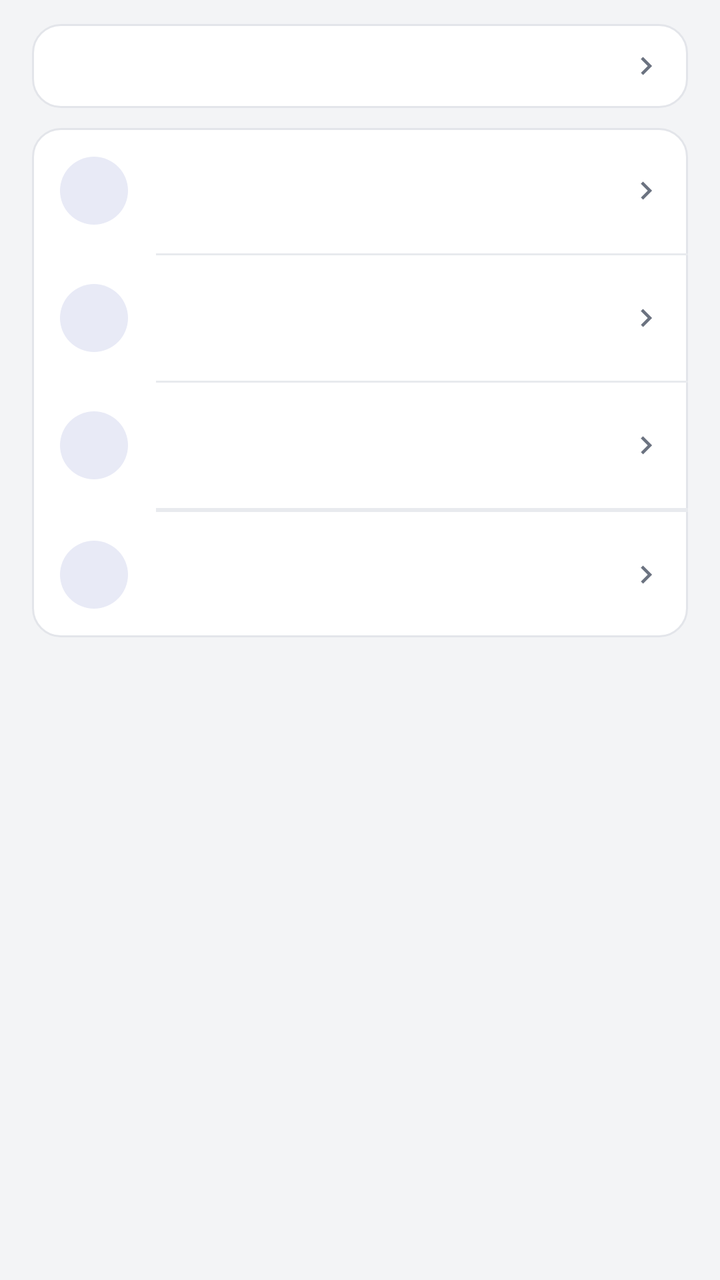
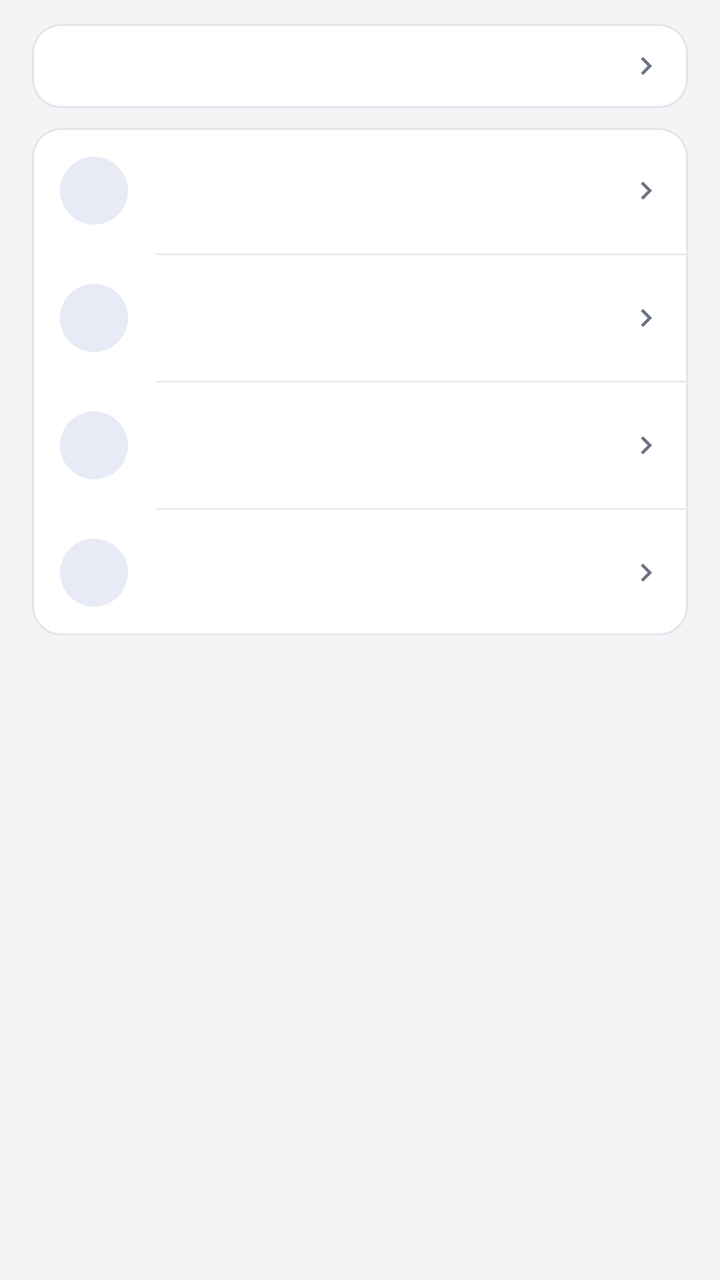

Before-and-after screenshots of an Android layout around one commit, followed by the original layout XML and the change that was made.
<!-- AndroidManifest.xml: activity theme AppTheme -->
<!-- res/layout/activity_main.xml -->
<?xml version="1.0" encoding="utf-8"?>
<ScrollView xmlns:android="http://schemas.android.com/apk/res/android"
    android:id="@+id/root"
    android:layout_width="match_parent"
    android:layout_height="match_parent"
    android:background="@color/bg"
    android:fillViewport="true"
    android:scrollbars="vertical">

    <LinearLayout
        android:layout_width="match_parent"
        android:layout_height="wrap_content"
        android:orientation="vertical">

        
        <LinearLayout
            android:layout_width="match_parent"
            android:layout_height="wrap_content"
            android:orientation="vertical"
            android:paddingStart="@dimen/page_pad"
            android:paddingEnd="@dimen/page_pad"
            android:paddingTop="12dp"
            android:paddingBottom="14dp">

            
            <LinearLayout
                android:id="@+id/status_box"
                android:layout_width="match_parent"
                android:layout_height="wrap_content"
                android:orientation="vertical"
                android:background="@drawable/card_bg_press"
                android:clickable="true"
                android:focusable="false"
                android:paddingStart="14dp"
                android:paddingEnd="12dp"
                android:paddingTop="12dp"
                android:paddingBottom="12dp">

                <LinearLayout
                    android:layout_width="match_parent"
                    android:layout_height="wrap_content"
                    android:orientation="horizontal"
                    android:gravity="center_vertical">

                    <TextView
                        android:id="@+id/status_summary"
                        android:layout_width="0dp"
                        android:layout_height="wrap_content"
                        android:layout_weight="1"
                        android:singleLine="true"
                        android:ellipsize="end"
                        android:textSize="13sp"
                        android:textColor="@color/fg_muted" />

                    <ImageView
                        android:id="@+id/status_chevron"
                        android:layout_width="@dimen/row_chevron"
                        android:layout_height="@dimen/row_chevron"
                        android:layout_marginStart="8dp"
                        android:src="@drawable/ic_chevron"
                        android:tint="@color/fg_muted" />
                </LinearLayout>

                <TextView
                    android:id="@+id/status_detail"
                    android:layout_width="match_parent"
                    android:layout_height="wrap_content"
                    android:paddingTop="8dp"
                    android:textSize="11sp"
                    android:lineSpacingExtra="4dp"
                    android:textColor="@color/fg_muted"
                    android:visibility="gone" />
            </LinearLayout>

            
            <LinearLayout
                android:id="@+id/btn_continue"
                android:layout_width="match_parent"
                android:layout_height="wrap_content"
                android:layout_marginTop="@dimen/card_gap"
                android:orientation="horizontal"
                android:gravity="center_vertical"
                android:background="@drawable/btn_primary"
                android:clickable="true"
                android:focusable="false"
                android:paddingStart="16dp"
                android:paddingEnd="16dp"
                android:paddingTop="14dp"
                android:paddingBottom="14dp"
                android:visibility="gone">

                <ImageView
                    android:layout_width="20dp"
                    android:layout_height="20dp"
                    android:src="@drawable/ic_play"
                    android:tint="@color/on_accent" />

                
                <TextView
                    android:id="@+id/continue_text"
                    android:layout_width="0dp"
                    android:layout_height="wrap_content"
                    android:layout_weight="1"
                    android:layout_marginStart="10dp"
                    android:maxLines="2"
                    android:ellipsize="end"
                    android:textSize="15sp"
                    android:fontFamily="sans-serif-medium"
                    android:textColor="@color/on_accent" />

            </LinearLayout>

            
            <LinearLayout
                android:layout_width="match_parent"
                android:layout_height="wrap_content"
                android:layout_marginTop="@dimen/card_gap"
                android:orientation="vertical"
                android:background="@drawable/card_bg">

                <include
                    android:id="@+id/row_add"
                    layout="@layout/row_action"
                    android:layout_width="match_parent"
                    android:layout_height="wrap_content" />

                <View
                    android:layout_width="match_parent"
                    android:layout_height="1dp"
                    android:layout_marginStart="62dp"
                    android:background="@color/divider" />

                <include
                    android:id="@+id/row_import"
                    layout="@layout/row_action"
                    android:layout_width="match_parent"
                    android:layout_height="wrap_content" />

                <View
                    android:layout_width="match_parent"
                    android:layout_height="1dp"
                    android:layout_marginStart="62dp"
                    android:background="@color/divider" />

                <include
                    android:id="@+id/row_saves"
                    layout="@layout/row_action"
                    android:layout_width="match_parent"
                    android:layout_height="wrap_content" />

                <View
                    android:layout_width="match_parent"
                    android:layout_height="1dp"
                    android:layout_marginStart="62dp"
                    android:background="@color/divider" />

                

                <View
                    android:layout_width="match_parent"
                    android:layout_height="1dp"
                    android:layout_marginStart="62dp"
                    android:background="@color/divider" />

                <include
                    android:id="@+id/row_settings"
                    layout="@layout/row_action"
                    android:layout_width="match_parent"
                    android:layout_height="wrap_content" />
            </LinearLayout>
        </LinearLayout>

        
        <LinearLayout
            android:id="@+id/ver_container"
            android:layout_width="match_parent"
            android:layout_height="wrap_content"
            android:orientation="vertical"
            android:paddingStart="@dimen/page_pad"
            android:paddingEnd="@dimen/page_pad"
            android:paddingBottom="12dp" />

        
        <TextView
            android:id="@+id/ver_empty"
            android:layout_width="match_parent"
            android:layout_height="wrap_content"
            android:padding="28dp"
            android:gravity="center"
            android:textAlignment="center"
            android:textSize="13sp"
            android:lineSpacingExtra="4dp"
            android:textColor="@color/fg_muted" />

        
        <View
            android:layout_width="match_parent"
            android:layout_height="@dimen/page_bottom_space" />
    </LinearLayout>
</ScrollView>
<!-- res/layout/row_action.xml (included above) -->
<?xml version="1.0" encoding="utf-8"?>
<LinearLayout xmlns:android="http://schemas.android.com/apk/res/android"
    android:layout_width="match_parent"
    android:layout_height="wrap_content"
    android:orientation="horizontal"
    android:gravity="center_vertical"
    android:background="?android:attr/selectableItemBackground"
    android:clickable="true"
    android:focusable="false"
    android:paddingStart="14dp"
    android:paddingEnd="12dp"
    android:paddingTop="12dp"
    android:paddingBottom="12dp">

    <FrameLayout
        android:layout_width="@dimen/row_icon_box"
        android:layout_height="@dimen/row_icon_box"
        android:background="@drawable/icon_circle">

        <ImageView
            android:id="@+id/act_icon"
            android:layout_width="@dimen/row_icon"
            android:layout_height="@dimen/row_icon"
            android:layout_gravity="center"
            android:tint="@color/accent" />
    </FrameLayout>

    <LinearLayout
        android:layout_width="0dp"
        android:layout_height="wrap_content"
        android:layout_weight="1"
        android:layout_marginStart="14dp"
        android:orientation="vertical">

        <TextView
            android:id="@+id/act_title"
            android:layout_width="match_parent"
            android:layout_height="wrap_content"
            android:singleLine="true"
            android:ellipsize="end"
            android:textSize="15sp"
            android:textColor="@color/fg" />

        <TextView
            android:id="@+id/act_sub"
            android:layout_width="match_parent"
            android:layout_height="wrap_content"
            android:paddingTop="2dp"
            android:textSize="12sp"
            android:textColor="@color/fg_muted" />
    </LinearLayout>

    <ImageView
        android:layout_width="@dimen/row_chevron"
        android:layout_height="@dimen/row_chevron"
        android:layout_marginStart="8dp"
        android:src="@drawable/ic_chevron"
        android:tint="@color/fg_muted" />
</LinearLayout>
<!-- resources referenced by this layout -->
<resources>
  <color name="accent">#FF3F51B5</color>
  <color name="bg">#FFF3F4F6</color>
  <color name="divider">#FFE8EAEE</color>
  <color name="fg">#FF1A1C1E</color>
  <color name="fg_muted">#FF6B7280</color>
  <color name="on_accent">#FFFFFFFF</color>
  <dimen name="card_gap">10dp</dimen>
  <dimen name="page_bottom_space">24dp</dimen>
  <dimen name="page_pad">16dp</dimen>
  <dimen name="row_chevron">18dp</dimen>
  <dimen name="row_icon">22dp</dimen>
  <dimen name="row_icon_box">34dp</dimen>
  <!-- drawable card_bg (drawable) -->
  <?xml version="1.0" encoding="utf-8"?>
  <shape xmlns:android="http://schemas.android.com/apk/res/android"
      android:shape="rectangle">
      <solid android:color="@color/card" />
      <corners android:radius="14dp" />
      <stroke android:width="1dp" android:color="@color/card_stroke" />
  </shape>
  <!-- drawable ic_chevron (drawable) -->
  <?xml version="1.0" encoding="utf-8"?>
  <vector xmlns:android="http://schemas.android.com/apk/res/android"
      android:width="24dp"
      android:height="24dp"
      android:viewportWidth="24"
      android:viewportHeight="24">
      <path
          android:fillColor="@color/icon_tint"
          android:pathData="M10,6L8.59,7.41 13.17,12l-4.58,4.59L10,18l6,-6z" />
  </vector>
  <!-- drawable ic_play (drawable) -->
  <?xml version="1.0" encoding="utf-8"?>
  <vector xmlns:android="http://schemas.android.com/apk/res/android"
      android:width="24dp"
      android:height="24dp"
      android:viewportWidth="24"
      android:viewportHeight="24">
      <path
          android:fillColor="@color/icon_tint"
          android:pathData="M8,5v14l11,-7z" />
  </vector>
  <!-- drawable icon_circle (drawable) -->
  <?xml version="1.0" encoding="utf-8"?>
  <shape xmlns:android="http://schemas.android.com/apk/res/android"
      android:shape="oval">
      <solid android:color="@color/accent_soft" />
  </shape>
  <color name="accent_press">#FF303F9F</color>
  <color name="card">#FFFFFFFF</color>
  <color name="card_stroke">#FFE3E5EA</color>
  <color name="card_press">#FFEFF1F5</color>
  <color name="icon_tint">#FF5F6368</color>
  <color name="accent_soft">#FFE8EAF6</color>
  <color name="appbar">#FF3F51B5</color>
  <color name="statusbar">#FF303F9F</color>
  <style name="AppBarStyle" parent="android:Widget.Material.ActionBar.Solid">
          <item name="android:background">@color/appbar</item>
          
          <item name="android:elevation">0dp</item>
          
          <item name="android:contentInsetStart">16dp</item>
          <item name="android:titleTextStyle">@style/AppBarTitle</item>
      </style>
  <style name="AppDialogTheme" parent="android:Theme.Material.Light.Dialog.Alert">
          <item name="android:windowBackground">@drawable/dlg_bg</item>
          <item name="android:colorAccent">@color/accent</item>
          <item name="android:textColorPrimary">@color/fg</item>
          <item name="android:textColorSecondary">@color/fg_muted</item>
          <item name="android:colorControlNormal">@color/fg_muted</item>
      </style>
  <style name="AppBarTitle" parent="android:TextAppearance.Material.Widget.ActionBar.Title">
          <item name="android:textColor">@color/on_appbar</item>
          <item name="android:textSize">20sp</item>
          <item name="android:fontFamily">sans-serif-medium</item>
      </style>
  <!-- drawable dlg_bg (drawable) -->
  <?xml version="1.0" encoding="utf-8"?>
  <inset xmlns:android="http://schemas.android.com/apk/res/android"
      android:inset="16dp">
      <shape android:shape="rectangle">
          <solid android:color="@color/card" />
          <corners android:radius="14dp" />
          <stroke android:width="1dp" android:color="@color/card_stroke" />
      </shape>
  </inset>
  <color name="on_appbar">#FFFFFFFF</color>
  <!-- unchanged entries left out for length: 3 -->
</resources>

<!-- the commit's change to res/layout/activity_main.xml (unified diff, before → after) -->
@@ -148,14 +148,7 @@
                     android:layout_width="match_parent"
                     android:layout_height="wrap_content" />
 
-                <View
-                    android:layout_width="match_parent"
-                    android:layout_height="1dp"
-                    android:layout_marginStart="62dp"
-                    android:background="@color/divider" />
-
                 
-
                 <View
                     android:layout_width="match_parent"
                     android:layout_height="1dp"
